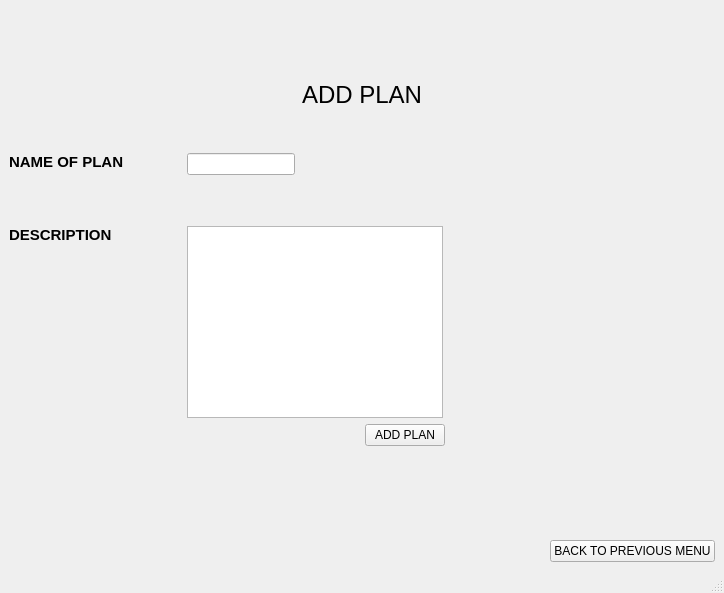
Old version of the form ui/add-plan.ui in the repository yashu2001/gym-manager.
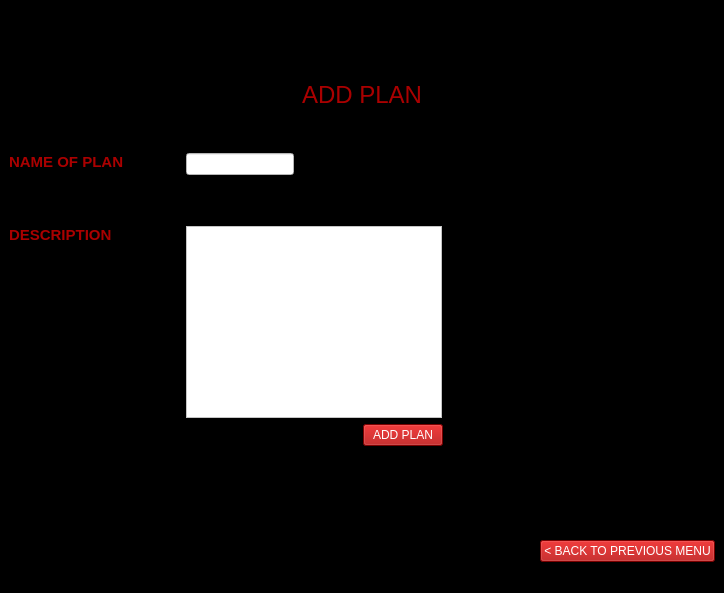
New version of the form. Icons and pictures are not drawn.

```diff
--- a/ui/add-plan.ui
+++ b/ui/add-plan.ui
@@ -13,6 +13,9 @@
   <property name="windowTitle">
    <string>MainWindow</string>
   </property>
+  <property name="styleSheet">
+   <string notr="true">background-color: rgb(0, 0, 0);</string>
+  </property>
   <widget class="QWidget" name="centralwidget">
    <layout class="QGridLayout" name="gridLayout">
     <item row="0" column="0" colspan="4" alignment="Qt::AlignHCenter|Qt::AlignTop">
@@ -30,6 +33,9 @@
     </item>
     <item row="1" column="0" colspan="4" alignment="Qt::AlignHCenter|Qt::AlignTop">
      <widget class="QLabel" name="label_2">
+      <property name="styleSheet">
+       <string notr="true">color: rgb(170, 0, 0);</string>
+      </property>
       <property name="text">
        <string>&lt;html&gt;&lt;head/&gt;&lt;body&gt;&lt;p align=&quot;center&quot;&gt;&lt;span style=&quot; font-size:18pt;&quot;&gt;ADD PLAN&lt;/span&gt;&lt;/p&gt;&lt;/body&gt;&lt;/html&gt;</string>
       </property>
@@ -37,26 +43,45 @@
     </item>
     <item row="2" column="0" alignment="Qt::AlignLeft|Qt::AlignTop">
      <widget class="QLabel" name="label_3">
+      <property name="styleSheet">
+       <string notr="true">color: rgb(170, 0, 0);</string>
+      </property>
       <property name="text">
        <string>&lt;html&gt;&lt;head/&gt;&lt;body&gt;&lt;p&gt;&lt;span style=&quot; font-size:11pt; font-weight:600;&quot;&gt;NAME OF PLAN&lt;/span&gt;&lt;/p&gt;&lt;/body&gt;&lt;/html&gt;</string>
       </property>
      </widget>
     </item>
     <item row="2" column="1" alignment="Qt::AlignLeft|Qt::AlignTop">
-     <widget class="QLineEdit" name="lineEdit"/>
+     <widget class="QLineEdit" name="lineEdit">
+      <property name="styleSheet">
+       <string notr="true">background-color: rgb(255, 255, 255);</string>
+      </property>
+     </widget>
     </item>
     <item row="3" column="0" alignment="Qt::AlignLeft|Qt::AlignTop">
      <widget class="QLabel" name="label_4">
+      <property name="styleSheet">
+       <string notr="true">color: rgb(170, 0, 0);</string>
+      </property>
       <property name="text">
        <string>&lt;html&gt;&lt;head/&gt;&lt;body&gt;&lt;p&gt;&lt;span style=&quot; font-size:11pt; font-weight:600;&quot;&gt;DESCRIPTION&lt;/span&gt;&lt;/p&gt;&lt;/body&gt;&lt;/html&gt;</string>
       </property>
      </widget>
     </item>
     <item row="3" column="1" colspan="2" alignment="Qt::AlignLeft|Qt::AlignTop">
-     <widget class="QTextEdit" name="textEdit"/>
+     <widget class="QTextEdit" name="textEdit">
+      <property name="styleSheet">
+       <string notr="true">background-color: rgb(255, 255, 255);</string>
+      </property>
+     </widget>
     </item>
     <item row="4" column="2" alignment="Qt::AlignLeft|Qt::AlignTop">
      <widget class="QPushButton" name="pushButton">
+      <property name="styleSheet">
+       <string notr="true">color: rgb(255, 255, 255);
+background-color: rgb(170, 0, 0);
+font: 75 10pt &quot;MS Shell Dlg 2&quot;;</string>
+      </property>
       <property name="text">
        <string>ADD PLAN</string>
       </property>
@@ -64,8 +89,13 @@
     </item>
     <item row="5" column="3" alignment="Qt::AlignRight|Qt::AlignBottom">
      <widget class="QPushButton" name="pushButton_2">
+      <property name="styleSheet">
+       <string notr="true">color: rgb(255, 255, 255);
+background-color: rgb(170, 0, 0);
+font: 75 10pt &quot;MS Shell Dlg 2&quot;;</string>
+      </property>
       <property name="text">
-       <string>BACK TO PREVIOUS MENU</string>
+       <string>&lt; BACK TO PREVIOUS MENU</string>
       </property>
      </widget>
     </item>
```
